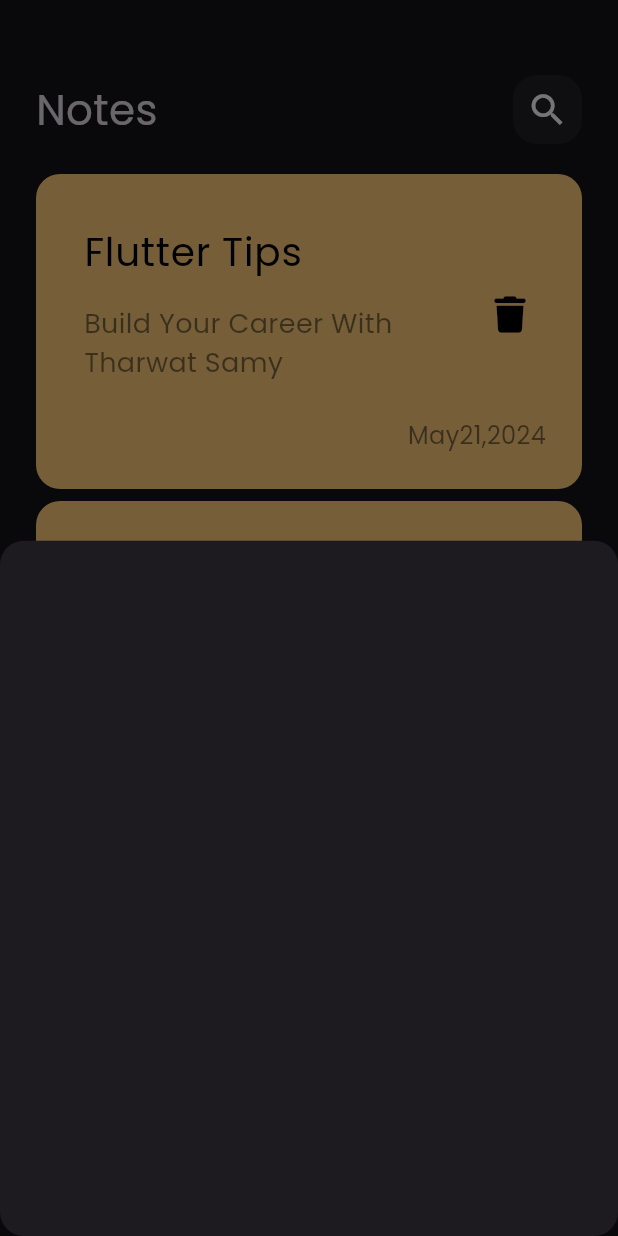
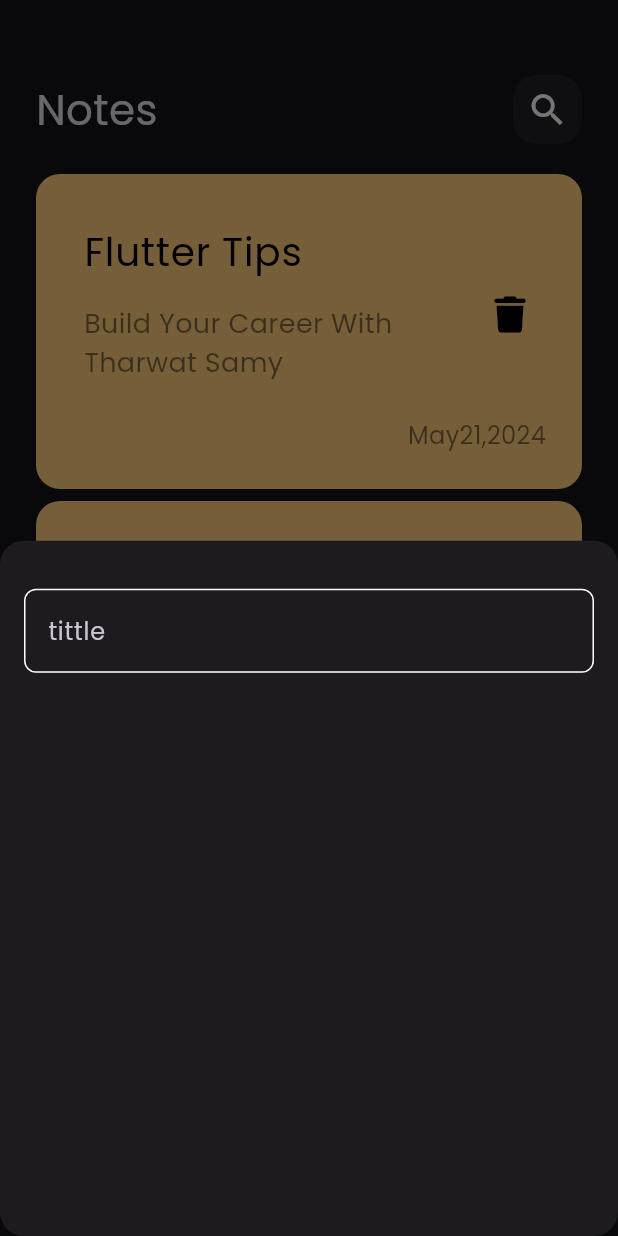
Before and after one commit to moohamed154/notes_app, a Flutter app: the screen it shows after launch, after a tap on the "add" icon, on a phone screen of 412 x 824 dp. Run offline on Flutter 3.47's test engine with Material 3 defaults, Android fonts, the phone set to English and light mode, and no system bars; our stand-ins replace font_awesome_flutter.

Commit message:
create custom textfield

```diff
--- /dev/null
+++ b/lib/constants.dart
@@ -0,0 +1,3 @@
+import 'package:flutter/material.dart';
+
+const kPrimaryColor = Color(0xff53ebd6);
--- a/lib/view/home_view.dart
+++ b/lib/view/home_view.dart
@@ -1,4 +1,5 @@
 import 'package:flutter/material.dart';
+import 'package:notes_app/constants.dart';
 import 'package:notes_app/widgets/add_note_bottom_sheet.dart';
 import 'package:notes_app/widgets/notes_view_body.dart';
 
@@ -11,6 +12,7 @@ class NotesVeiw extends StatelessWidget {
   Widget build(BuildContext context) {
     return Scaffold(
       floatingActionButton: FloatingActionButton(
+        backgroundColor: kPrimaryColor,
         onPressed: () {
           showModalBottomSheet(
               shape: RoundedRectangleBorder(
--- a/lib/widgets/add_note_bottom_sheet.dart
+++ b/lib/widgets/add_note_bottom_sheet.dart
@@ -1,10 +1,23 @@
 import 'package:flutter/material.dart';
+import 'package:notes_app/widgets/custom_text_field.dart';
 
 class AddNoteBottomSheet extends StatelessWidget {
   const AddNoteBottomSheet({super.key});
 
   @override
   Widget build(BuildContext context) {
-    return Container();
+    return Padding(
+      padding: const EdgeInsets.symmetric(
+        horizontal: 16,
+      ),
+      child: Column(
+        children: [
+          SizedBox(
+            height: 32,
+          ),
+          CustomTextField(),
+        ],
+      ),
+    );
   }
 }
--- /dev/null
+++ b/lib/widgets/custom_text_field.dart
@@ -0,0 +1,30 @@
+import 'package:flutter/material.dart';
+import 'package:notes_app/constants.dart';
+
+class CustomTextField extends StatelessWidget {
+  const CustomTextField({super.key});
+
+  @override
+  Widget build(BuildContext context) {
+    return TextField(
+      cursorColor: kPrimaryColor,
+      decoration: InputDecoration(
+        hintText: 'tittle',
+        border: buildBorder(),
+        enabledBorder: buildBorder(),
+        focusedBorder: buildBorder(kPrimaryColor),
+      ),
+    );
+  }
+
+  OutlineInputBorder buildBorder([Color]) {
+    return OutlineInputBorder(
+      borderRadius: BorderRadius.circular(
+        8,
+      ),
+      borderSide: BorderSide(
+        color: Color ?? Colors.white,
+      ),
+    );
+  }
+}
```
